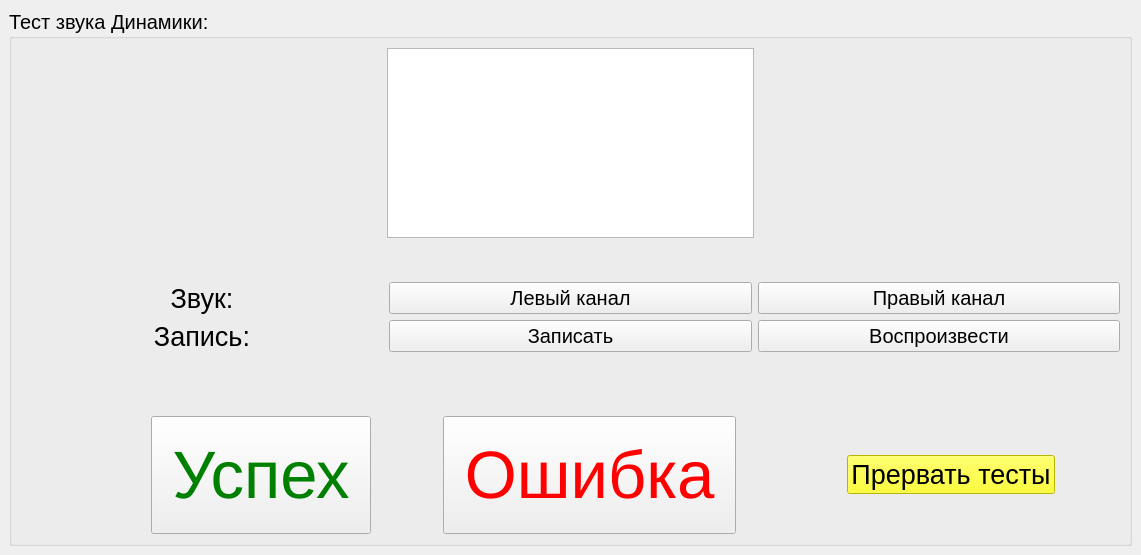
Old version of the form ui/test_speaker_audio.ui in the repository Mex93/MonoblockTests.
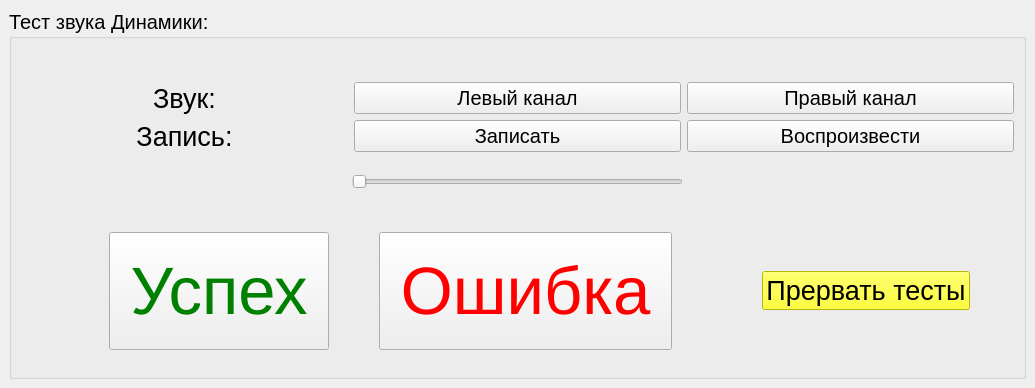
New version of the form. Icons and pictures are not drawn. Custom widgets are drawn as their Qt base class.

```diff
--- a/ui/test_speaker_audio.ui
+++ b/ui/test_speaker_audio.ui
@@ -6,8 +6,8 @@
    <rect>
     <x>0</x>
     <y>0</y>
-    <width>1141</width>
-    <height>555</height>
+    <width>1035</width>
+    <height>388</height>
    </rect>
   </property>
   <property name="font">
@@ -43,9 +43,6 @@
              </property>
             </spacer>
            </item>
-           <item>
-            <widget class="QMediaPlayer" name="audio_player"/>
-           </item>
            <item>
             <spacer name="horizontalSpacer_7">
              <property name="orientation">
@@ -61,19 +58,6 @@
            </item>
           </layout>
          </item>
-         <item>
-          <spacer name="verticalSpacer">
-           <property name="orientation">
-            <enum>Qt::Orientation::Vertical</enum>
-           </property>
-           <property name="sizeHint" stdset="0">
-            <size>
-             <width>20</width>
-             <height>40</height>
-            </size>
-           </property>
-          </spacer>
-         </item>
          <item>
           <layout class="QHBoxLayout" name="horizontalLayout_3">
            <item>
@@ -209,17 +193,41 @@
           </layout>
          </item>
          <item>
-          <spacer name="verticalSpacer_2">
-           <property name="orientation">
-            <enum>Qt::Orientation::Vertical</enum>
-           </property>
-           <property name="sizeHint" stdset="0">
-            <size>
-             <width>20</width>
-             <height>40</height>
-            </size>
-           </property>
-          </spacer>
+          <layout class="QHBoxLayout" name="horizontalLayout_5">
+           <item>
+            <spacer name="horizontalSpacer_9">
+             <property name="orientation">
+              <enum>Qt::Orientation::Horizontal</enum>
+             </property>
+             <property name="sizeHint" stdset="0">
+              <size>
+               <width>40</width>
+               <height>20</height>
+              </size>
+             </property>
+            </spacer>
+           </item>
+           <item>
+            <widget class="QSlider" name="horizontalSlider_volume">
+             <property name="orientation">
+              <enum>Qt::Orientation::Horizontal</enum>
+             </property>
+            </widget>
+           </item>
+           <item>
+            <spacer name="horizontalSpacer_10">
+             <property name="orientation">
+              <enum>Qt::Orientation::Horizontal</enum>
+             </property>
+             <property name="sizeHint" stdset="0">
+              <size>
+               <width>40</width>
+               <height>20</height>
+              </size>
+             </property>
+            </spacer>
+           </item>
+          </layout>
          </item>
          <item>
           <layout class="QHBoxLayout" name="horizontalLayout">
@@ -365,13 +373,6 @@
    </layout>
   </widget>
  </widget>
- <customwidgets>
-  <customwidget>
-   <class>QMediaPlayer</class>
-   <extends>QGraphicsView</extends>
-   <header>PySide6.QtMultimedia</header>
-  </customwidget>
- </customwidgets>
  <resources/>
  <connections/>
 </ui>
```
